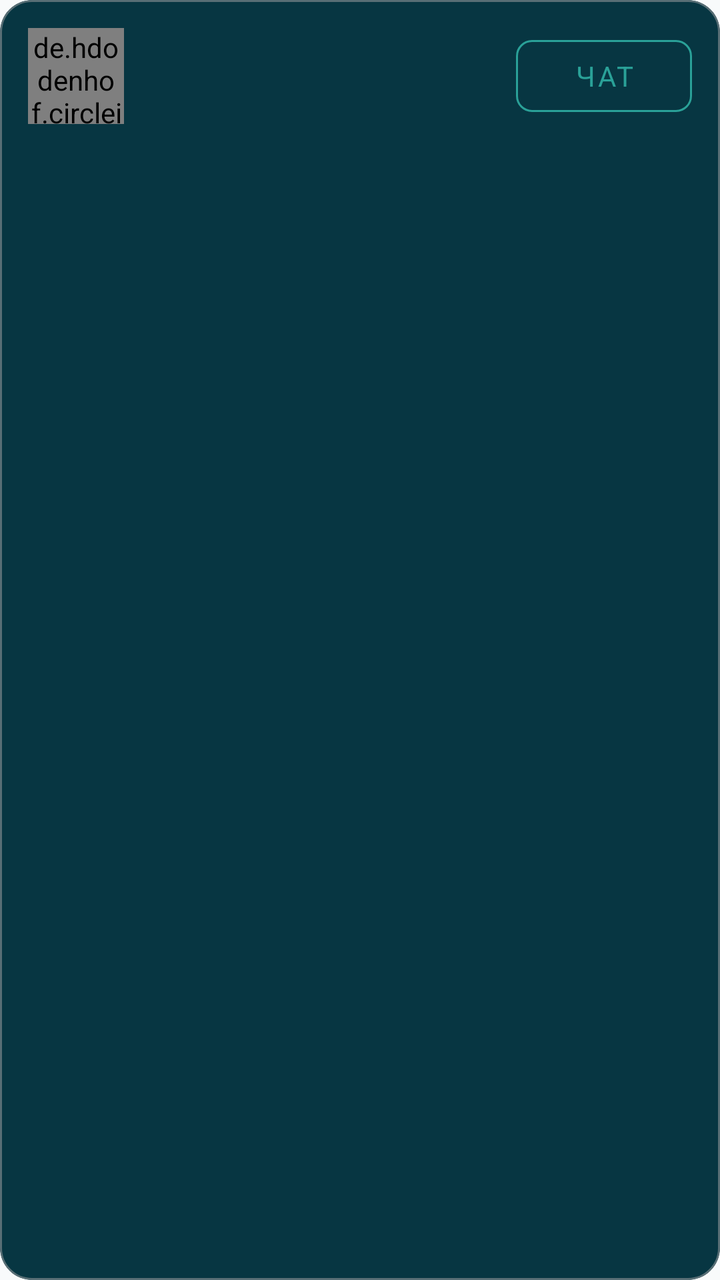
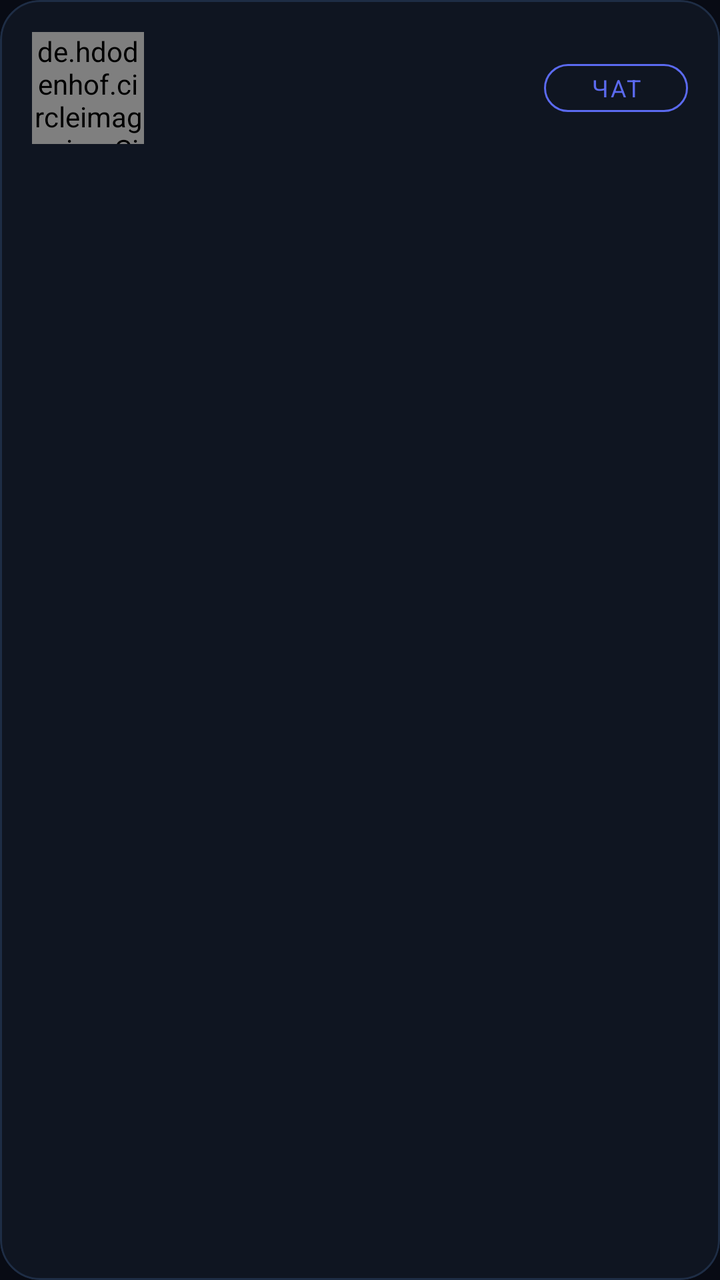

Compare the two renders of this Android layout. The source of the first and the diff that turns it into the second are given below.
<!-- AndroidManifest.xml: application theme Theme.FitnessTrainer -->
<!-- res/layout/item_client.xml -->
<?xml version="1.0" encoding="utf-8"?>
<com.google.android.material.card.MaterialCardView
    xmlns:android="http://schemas.android.com/apk/res/android"
    xmlns:app="http://schemas.android.com/apk/res-auto"
    android:layout_width="match_parent"
    android:layout_height="wrap_content"
    android:layout_marginBottom="10dp"
    app:cardBackgroundColor="@color/sol_base02"
    app:cardCornerRadius="16dp"
    app:cardElevation="0dp"
    app:strokeColor="@color/sol_base01"
    app:strokeWidth="1dp">

    <androidx.constraintlayout.widget.ConstraintLayout
        android:layout_width="match_parent"
        android:layout_height="wrap_content"
        android:padding="14dp">

        <de.hdodenhof.circleimageview.CircleImageView
            android:id="@+id/iv_avatar"
            android:layout_width="48dp"
            android:layout_height="48dp"
            app:civ_border_color="@color/sol_cyan"
            app:civ_border_width="2dp"
            app:layout_constraintStart_toStartOf="parent"
            app:layout_constraintTop_toTopOf="parent"
            app:layout_constraintBottom_toBottomOf="parent"/>

        <TextView
            android:id="@+id/tv_name"
            android:layout_width="0dp"
            android:layout_height="wrap_content"
            android:layout_marginStart="12dp"
            android:textColor="@color/sol_base1"
            android:textSize="15sp"
            android:fontFamily="sans-serif-medium"
            app:layout_constraintStart_toEndOf="@id/iv_avatar"
            app:layout_constraintEnd_toStartOf="@id/btn_chat"
            app:layout_constraintTop_toTopOf="@id/iv_avatar"/>

        <TextView
            android:id="@+id/tv_email"
            android:layout_width="0dp"
            android:layout_height="wrap_content"
            android:layout_marginStart="12dp"
            android:textColor="@color/sol_base01"
            android:textSize="13sp"
            app:layout_constraintStart_toEndOf="@id/iv_avatar"
            app:layout_constraintEnd_toStartOf="@id/btn_chat"
            app:layout_constraintTop_toBottomOf="@id/tv_name"
            app:layout_constraintBottom_toBottomOf="@id/iv_avatar"/>

        <com.google.android.material.button.MaterialButton
            android:id="@+id/btn_chat"
            style="@style/Widget.MaterialComponents.Button.OutlinedButton"
            android:layout_width="wrap_content"
            android:layout_height="wrap_content"
            android:text="Чат"
            android:textColor="@color/sol_cyan"
            app:strokeColor="@color/sol_cyan"
            app:cornerRadius="8dp"
            app:layout_constraintEnd_toEndOf="parent"
            app:layout_constraintTop_toTopOf="parent"
            app:layout_constraintBottom_toBottomOf="parent"/>

    </androidx.constraintlayout.widget.ConstraintLayout>
</com.google.android.material.card.MaterialCardView>
<!-- resources referenced by this layout -->
<resources>
  <color name="sol_base01">#586E75</color>
  <color name="sol_base02">#073642</color>
  <color name="sol_base1">#93A1A1</color>
  <color name="sol_cyan">#2AA198</color>
  <style name="Theme.FitnessTrainer" parent="Theme.MaterialComponents.DayNight.NoActionBar">
          <item name="colorPrimary">@color/md_primary</item>
          <item name="colorPrimaryDark">@color/md_primary_variant</item>
          <item name="colorAccent">@color/md_secondary</item>
          <item name="android:windowBackground">@color/md_background</item>
          <item name="android:statusBarColor">@color/md_background</item>
          <item name="android:navigationBarColor">@color/md_background</item>
          <item name="android:windowLightStatusBar">true</item>
          <item name="android:windowLightNavigationBar">true</item>
          <item name="android:windowActivityTransitions">true</item>
          <item name="android:fontFamily">sans-serif</item>
      </style>
  <color name="md_primary">#1E88E5</color>
  <color name="md_primary_variant">#1565C0</color>
  <color name="md_secondary">#00BCD4</color>
  <color name="md_background">#F8FAFB</color>
</resources>

<!-- the commit's change to res/layout/item_client.xml (unified diff, before → after) -->
@@ -5,63 +5,70 @@
     android:layout_width="match_parent"
     android:layout_height="wrap_content"
     android:layout_marginBottom="10dp"
-    app:cardBackgroundColor="@color/sol_base02"
-    app:cardCornerRadius="16dp"
+    android:clickable="true"
+    android:focusable="true"
+    app:cardBackgroundColor="@color/bg_surface"
+    app:cardCornerRadius="20dp"
     app:cardElevation="0dp"
-    app:strokeColor="@color/sol_base01"
+    app:strokeColor="@color/border_default"
     app:strokeWidth="1dp">
 
-    <androidx.constraintlayout.widget.ConstraintLayout
+    <LinearLayout
         android:layout_width="match_parent"
         android:layout_height="wrap_content"
-        android:padding="14dp">
+        android:orientation="horizontal"
+        android:gravity="center_vertical"
+        android:padding="16dp">
 
+        
         <de.hdodenhof.circleimageview.CircleImageView
             android:id="@+id/iv_avatar"
-            android:layout_width="48dp"
-            android:layout_height="48dp"
-            app:civ_border_color="@color/sol_cyan"
-            app:civ_border_width="2dp"
-            app:layout_constraintStart_toStartOf="parent"
-            app:layout_constraintTop_toTopOf="parent"
-            app:layout_constraintBottom_toBottomOf="parent"/>
+            android:layout_width="56dp"
+            android:layout_height="56dp"
+            app:civ_border_color="@color/accent_indigo"
+            app:civ_border_width="2dp"/>
 
-        <TextView
-            android:id="@+id/tv_name"
+        
+        <LinearLayout
             android:layout_width="0dp"
             android:layout_height="wrap_content"
-            android:layout_marginStart="12dp"
-            android:textColor="@color/sol_base1"
-            android:textSize="15sp"
-            android:fontFamily="sans-serif-medium"
-            app:layout_constraintStart_toEndOf="@id/iv_avatar"
-            app:layout_constraintEnd_toStartOf="@id/btn_chat"
-            app:layout_constraintTop_toTopOf="@id/iv_avatar"/>
+            android:layout_weight="1"
+            android:orientation="vertical"
+            android:layout_marginStart="14dp"
+            android:layout_marginEnd="10dp">
 
-        <TextView
-            android:id="@+id/tv_email"
-            android:layout_width="0dp"
-            android:layout_height="wrap_content"
-            android:layout_marginStart="12dp"
-            android:textColor="@color/sol_base01"
-            android:textSize="13sp"
-            app:layout_constraintStart_toEndOf="@id/iv_avatar"
-            app:layout_constraintEnd_toStartOf="@id/btn_chat"
-            app:layout_constraintTop_toBottomOf="@id/tv_name"
-            app:layout_constraintBottom_toBottomOf="@id/iv_avatar"/>
+            <TextView
+                android:id="@+id/tv_name"
+                android:layout_width="wrap_content"
+                android:layout_height="wrap_content"
+                android:textColor="@color/text_primary"
+                android:textSize="15sp"
+                android:fontFamily="sans-serif-medium"/>
 
+            <TextView
+                android:id="@+id/tv_email"
+                android:layout_width="wrap_content"
+                android:layout_height="wrap_content"
+                android:layout_marginTop="3dp"
+                android:textColor="@color/text_hint"
+                android:textSize="12sp"/>
+
+        </LinearLayout>
+
+        
         <com.google.android.material.button.MaterialButton
             android:id="@+id/btn_chat"
             style="@style/Widget.MaterialComponents.Button.OutlinedButton"
-            android:layout_width="wrap_content"
-            android:layout_height="wrap_content"
+            android:layout_width="72dp"
+            android:layout_height="36dp"
             android:text="Чат"
-            android:textColor="@color/sol_cyan"
-            app:strokeColor="@color/sol_cyan"
-            app:cornerRadius="8dp"
-            app:layout_constraintEnd_toEndOf="parent"
-            app:layout_constraintTop_toTopOf="parent"
-            app:layout_constraintBottom_toBottomOf="parent"/>
+            android:textColor="@color/accent_indigo"
+            android:textSize="12sp"
+            android:padding="0dp"
+            android:minWidth="0dp"
+            app:strokeColor="@color/accent_indigo"
+            app:cornerRadius="12dp"/>
 
-    </androidx.constraintlayout.widget.ConstraintLayout>
+    </LinearLayout>
+
 </com.google.android.material.card.MaterialCardView>
<!-- resource entries referenced after the edit -->
@@ -1,24 +1,40 @@
 <!-- resources referenced by this layout -->
 <resources>
-  <color name="sol_base01">#586E75</color>
-  <color name="sol_base02">#073642</color>
-  <color name="sol_base1">#93A1A1</color>
-  <color name="sol_cyan">#2AA198</color>
-  <style name="Theme.FitnessTrainer" parent="Theme.MaterialComponents.DayNight.NoActionBar">
-          <item name="colorPrimary">@color/md_primary</item>
-          <item name="colorPrimaryDark">@color/md_primary_variant</item>
-          <item name="colorAccent">@color/md_secondary</item>
-          <item name="android:windowBackground">@color/md_background</item>
-          <item name="android:statusBarColor">@color/md_background</item>
-          <item name="android:navigationBarColor">@color/md_background</item>
-          <item name="android:windowLightStatusBar">true</item>
-          <item name="android:windowLightNavigationBar">true</item>
+  <color name="accent_indigo">#5B6AF0</color>
+  <color name="bg_surface">#0F1521</color>
+  <color name="border_default">#1E2D45</color>
+  <color name="text_hint">#5E7A99</color>
+  <color name="text_primary">#C8D6F0</color>
+  <style name="Theme.FitnessTrainer" parent="Theme.MaterialComponents.NoActionBar">
+          <item name="colorPrimary">@color/accent_indigo</item>
+          <item name="colorPrimaryDark">@color/bg_surface</item>
+          <item name="colorAccent">@color/accent_cyan</item>
+          <item name="colorSurface">@color/bg_surface</item>
+          <item name="colorOnSurface">@color/text_primary</item>
+          <item name="android:windowBackground">@color/bg_primary</item>
+          <item name="android:statusBarColor">@color/bg_primary</item>
+          <item name="android:navigationBarColor">@color/bg_surface</item>
+          <item name="android:windowLightStatusBar">false</item>
+          <item name="android:windowLightNavigationBar">false</item>
+          <item name="android:textColorPrimary">@color/text_primary</item>
+          <item name="android:textColorSecondary">@color/text_secondary</item>
+          <item name="android:textColorHint">@color/text_hint</item>
+          <item name="android:fontFamily">sans-serif</item>
           <item name="android:windowActivityTransitions">true</item>
-          <item name="android:fontFamily">sans-serif</item>
+          <item name="rippleColor">#335B6AF0</item>
+          
+          <item name="bgPrimary">@color/bg_primary</item>
+          <item name="bgSurface">@color/bg_surface</item>
+          <item name="bgElevated">@color/bg_elevated</item>
+          <item name="textPrimary">@color/text_primary</item>
+          <item name="textSecondary">@color/text_secondary</item>
+          <item name="textHint">@color/text_hint</item>
+          <item name="borderDefault">@color/border_default</item>
+          <item name="accentMain">@color/accent_indigo</item>
       </style>
-  <color name="md_primary">#1E88E5</color>
-  <color name="md_primary_variant">#1565C0</color>
-  <color name="md_secondary">#00BCD4</color>
-  <color name="md_background">#F8FAFB</color>
+  <color name="accent_cyan">#00D4FF</color>
+  <color name="bg_primary">#080B14</color>
+  <color name="text_secondary">#8BA3C0</color>
+  <color name="bg_elevated">#161E30</color>
 </resources>
 
